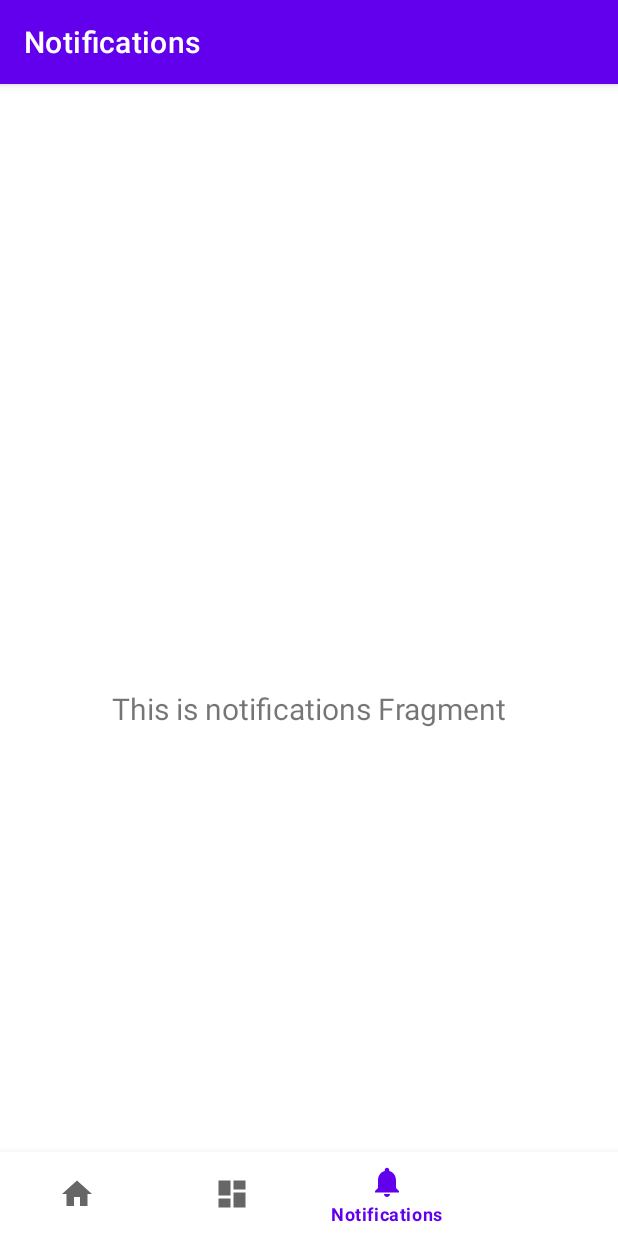
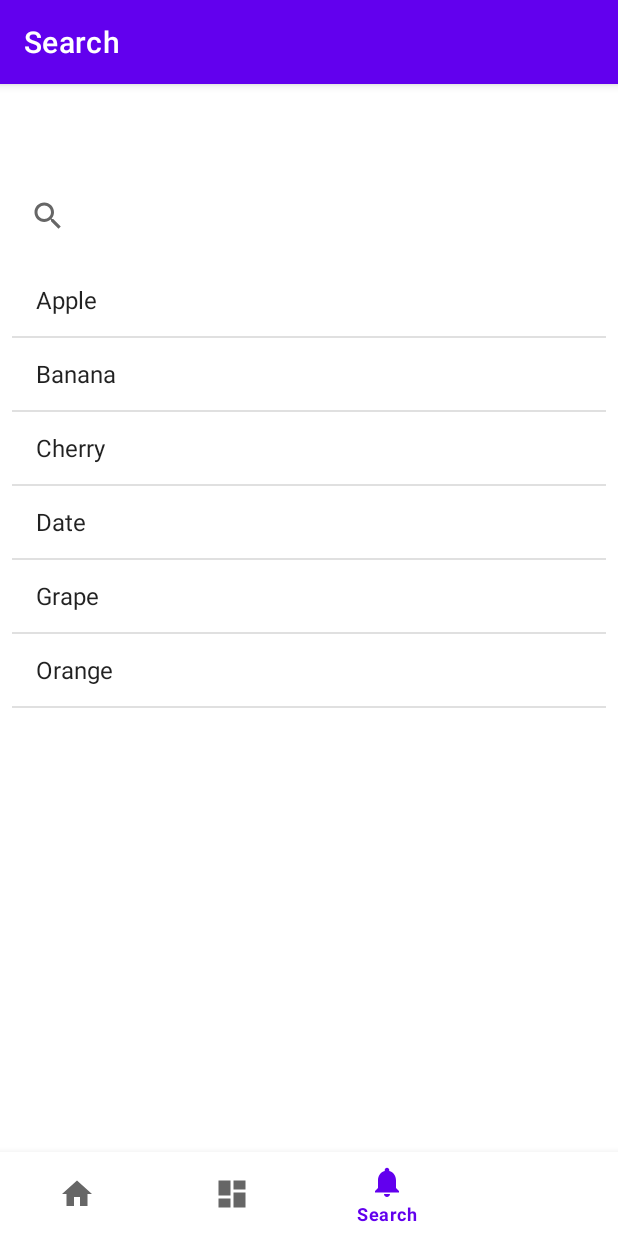
Before and after one commit to Devin-C64/Lunchbox, an Android app: the screen it shows after launch (MainActivity), item 3 of the bottom bar chosen, on a phone screen of 412 x 824 dp. Run offline under Robolectric (Android 15) with nearby library versions, the phone set to English and light mode, and no system bars; our stand-ins replace navigation-ui.

Commit message:
Initial commit

```diff
--- a/app/build.gradle.kts
+++ b/app/build.gradle.kts
@@ -5,12 +5,12 @@ plugins {
 
 android {
     namespace = "com.example.lunchbox"
-    compileSdk = 34
+    compileSdk = 35
 
     defaultConfig {
         applicationId = "com.example.lunchbox"
         minSdk = 24
-        targetSdk = 34
+        targetSdk = 35
         versionCode = 1
         versionName = "1.0"
 
--- a/app/src/main/java/com/example/lunchbox/MainActivity.kt
+++ b/app/src/main/java/com/example/lunchbox/MainActivity.kt
@@ -26,7 +26,7 @@ class MainActivity : AppCompatActivity() {
         // menu should be considered as top level destinations.
         val appBarConfiguration = AppBarConfiguration(
             setOf(
-                R.id.navigation_home, R.id.navigation_dashboard, R.id.navigation_notifications, R.id.navigation_offers
+                R.id.navigation_home, R.id.navigation_dashboard, R.id.navigation_search, R.id.navigation_offers
             )
         )
         setupActionBarWithNavController(navController, appBarConfiguration)
--- a/app/src/main/java/com/example/lunchbox/ui/notifications/NotificationsFragment.kt
+++ /dev/null
@@ -1,42 +0,0 @@
-package com.example.lunchbox.ui.notifications
-
-import android.os.Bundle
-import android.view.LayoutInflater
-import android.view.View
-import android.view.ViewGroup
-import android.widget.TextView
-import androidx.fragment.app.Fragment
-import androidx.lifecycle.ViewModelProvider
-import com.example.lunchbox.databinding.FragmentNotificationsBinding
-
-class NotificationsFragment : Fragment() {
-
-    private var _binding: FragmentNotificationsBinding? = null
-
-    // This property is only valid between onCreateView and
-    // onDestroyView.
-    private val binding get() = _binding!!
-
-    override fun onCreateView(
-        inflater: LayoutInflater,
-        container: ViewGroup?,
-        savedInstanceState: Bundle?
-    ): View {
-        val notificationsViewModel =
-            ViewModelProvider(this).get(NotificationsViewModel::class.java)
-
-        _binding = FragmentNotificationsBinding.inflate(inflater, container, false)
-        val root: View = binding.root
-
-        val textView: TextView = binding.textNotifications
-        notificationsViewModel.text.observe(viewLifecycleOwner) {
-            textView.text = it
-        }
-        return root
-    }
-
-    override fun onDestroyView() {
-        super.onDestroyView()
-        _binding = null
-    }
-}
--- /dev/null
+++ b/app/src/main/java/com/example/lunchbox/ui/search/SearchFragment.kt
@@ -0,0 +1,50 @@
+package com.example.lunchbox.ui.search
+
+import android.os.Bundle
+import android.view.LayoutInflater
+import android.view.View
+import android.view.ViewGroup
+import androidx.fragment.app.Fragment
+import com.example.lunchbox.databinding.FragmentSearchBinding
+import android.widget.ArrayAdapter
+import androidx.appcompat.widget.SearchView
+
+class SearchFragment : Fragment() {
+
+    private var _binding: FragmentSearchBinding? = null
+    private val binding get() = _binding!!
+
+    private lateinit var adapter: ArrayAdapter<String>
+    private val data = arrayOf("Apple", "Banana", "Cherry", "Date", "Grape", "Orange")
+
+    override fun onCreateView(
+        inflater: LayoutInflater,
+        container: ViewGroup?,
+        savedInstanceState: Bundle?
+    ): View {
+        _binding = FragmentSearchBinding.inflate(inflater, container, false)
+        val root: View = binding.root
+
+        adapter = ArrayAdapter(requireContext(), android.R.layout.simple_list_item_1, data)
+        binding.listView.adapter = adapter
+
+        binding.searchView.setOnQueryTextListener(object : SearchView.OnQueryTextListener {
+            override fun onQueryTextSubmit(query: String?): Boolean {
+                // Optionally handle search submission
+                return false
+            }
+
+            override fun onQueryTextChange(newText: String?): Boolean {
+                adapter.filter.filter(newText)
+                return false
+            }
+        })
+
+        return root
+    }
+
+    override fun onDestroyView() {
+        super.onDestroyView()
+        _binding = null
+    }
+}
--- a/app/src/main/java/com/example/lunchbox/ui/notifications/NotificationsViewModel.kt
+++ b/app/src/main/java/com/example/lunchbox/ui/search/SearchViewModel.kt
@@ -1,13 +1,13 @@
-package com.example.lunchbox.ui.notifications
+package com.example.lunchbox.ui.search
 
 import androidx.lifecycle.LiveData
 import androidx.lifecycle.MutableLiveData
 import androidx.lifecycle.ViewModel
 
-class NotificationsViewModel : ViewModel() {
+class SearchViewModel : ViewModel() {
 
     private val _text = MutableLiveData<String>().apply {
-        value = "This is notifications Fragment"
+        value = "This is search Fragment"
     }
     val text: LiveData<String> = _text
 }
--- a/app/src/main/res/layout/fragment_notifications.xml
+++ /dev/null
@@ -1,22 +0,0 @@
-<?xml version="1.0" encoding="utf-8"?>
-<androidx.constraintlayout.widget.ConstraintLayout xmlns:android="http://schemas.android.com/apk/res/android"
-    xmlns:app="http://schemas.android.com/apk/res-auto"
-    xmlns:tools="http://schemas.android.com/tools"
-    android:layout_width="match_parent"
-    android:layout_height="match_parent"
-    tools:context=".ui.notifications.NotificationsFragment">
-
-    <TextView
-        android:id="@+id/text_notifications"
-        android:layout_width="match_parent"
-        android:layout_height="wrap_content"
-        android:layout_marginStart="8dp"
-        android:layout_marginTop="8dp"
-        android:layout_marginEnd="8dp"
-        android:textAlignment="center"
-        android:textSize="20sp"
-        app:layout_constraintBottom_toBottomOf="parent"
-        app:layout_constraintEnd_toEndOf="parent"
-        app:layout_constraintStart_toStartOf="parent"
-        app:layout_constraintTop_toTopOf="parent" />
-</androidx.constraintlayout.widget.ConstraintLayout>
--- /dev/null
+++ b/app/src/main/res/layout/fragment_search.xml
@@ -0,0 +1,29 @@
+<?xml version="1.0" encoding="utf-8"?>
+<androidx.constraintlayout.widget.ConstraintLayout xmlns:android="http://schemas.android.com/apk/res/android"
+    xmlns:app="http://schemas.android.com/apk/res-auto"
+    xmlns:tools="http://schemas.android.com/tools"
+    android:layout_width="match_parent"
+    android:layout_height="match_parent"
+    tools:context=".ui.search.SearchFragment">
+
+    <androidx.appcompat.widget.SearchView
+        android:id="@+id/searchView"
+        android:layout_width="0dp"
+        android:layout_height="wrap_content"
+        android:queryHint="Search..."
+        app:layout_constraintTop_toTopOf="parent"
+        app:layout_constraintStart_toStartOf="parent"
+        app:layout_constraintEnd_toEndOf="parent"
+        android:layout_margin="8dp" />
+
+    <ListView
+        android:id="@+id/listView"
+        android:layout_width="0dp"
+        android:layout_height="0dp"
+        app:layout_constraintTop_toBottomOf="@id/searchView"
+        app:layout_constraintStart_toStartOf="parent"
+        app:layout_constraintEnd_toEndOf="parent"
+        app:layout_constraintBottom_toBottomOf="parent"
+        android:layout_margin="8dp" />
+
+</androidx.constraintlayout.widget.ConstraintLayout>
--- a/app/src/main/res/menu/bottom_nav_menu.xml
+++ b/app/src/main/res/menu/bottom_nav_menu.xml
@@ -12,9 +12,9 @@
         android:title="@string/title_dashboard" />
 
     <item
-        android:id="@+id/navigation_notifications"
+        android:id="@+id/navigation_search"
         android:icon="@drawable/ic_notifications_black_24dp"
-        android:title="@string/title_notifications" />
+        android:title="Search" />
 
     <item
         android:id="@+id/navigation_offers"
--- a/app/src/main/res/navigation/mobile_navigation.xml
+++ b/app/src/main/res/navigation/mobile_navigation.xml
@@ -18,10 +18,10 @@
         tools:layout="@layout/fragment_dashboard" />
 
     <fragment
-        android:id="@+id/navigation_notifications"
-        android:name="com.example.lunchbox.ui.notifications.NotificationsFragment"
-        android:label="@string/title_notifications"
-        tools:layout="@layout/fragment_notifications" />
+        android:id="@+id/navigation_search"
+        android:name="com.example.lunchbox.ui.search.SearchFragment"
+        android:label="Search"
+        tools:layout="@layout/fragment_search" />
 
     <fragment
         android:id="@+id/navigation_offers"
```
